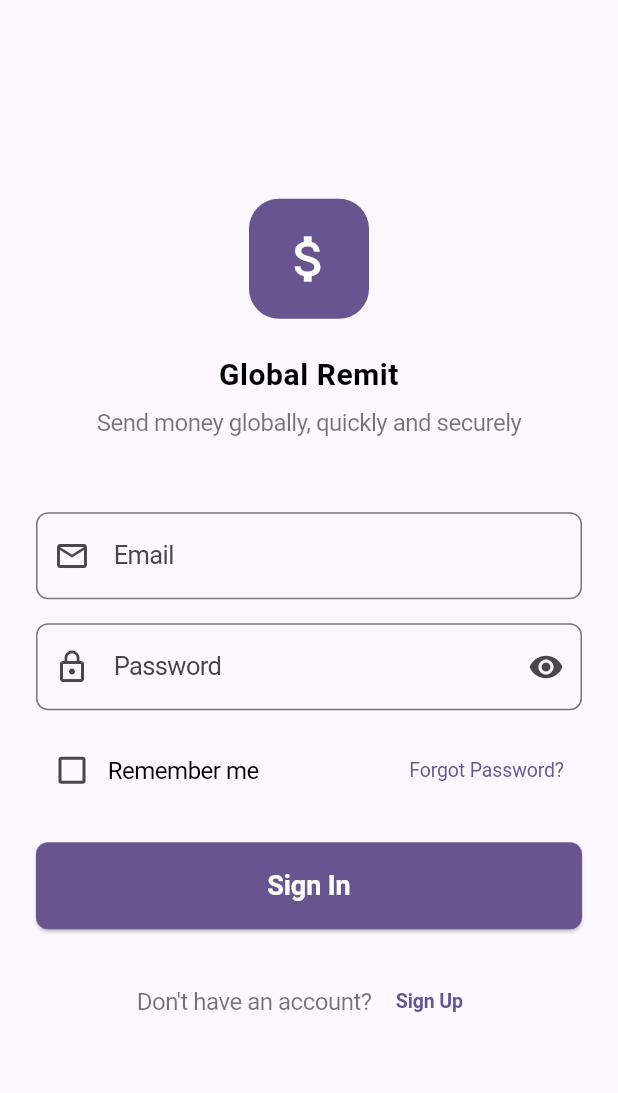
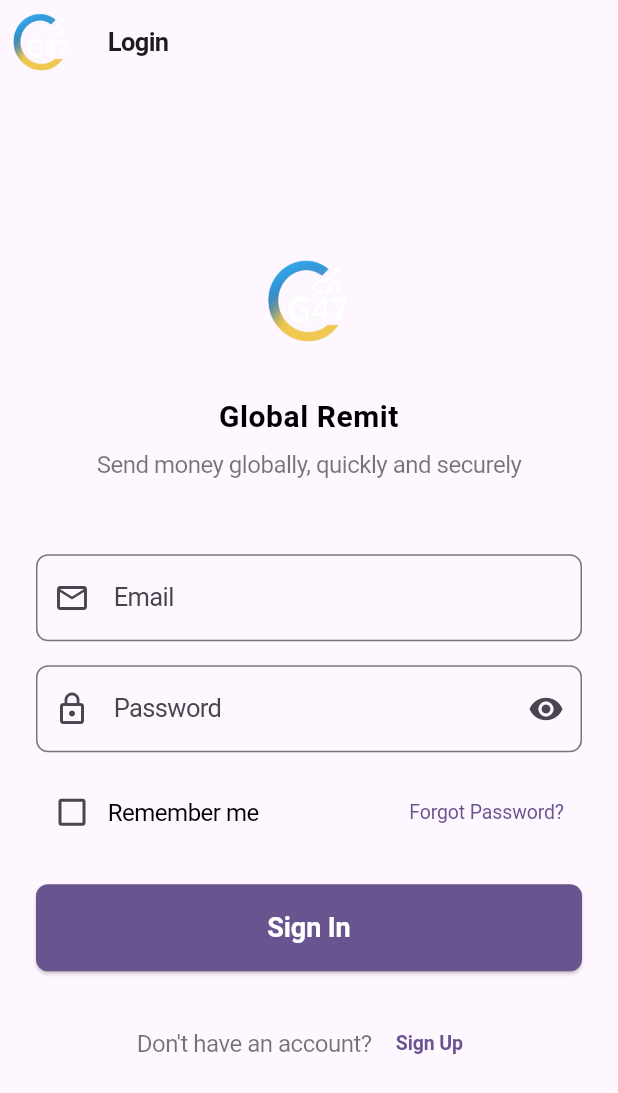
Before and after one commit to RonFahima1/flutterGlobalRemit, a Flutter app: the TabletNavigationWrapper screen opened directly, after a tap on the "logout" icon, on a phone screen of 412 x 824 dp. Shown: the top 1093 px of the screen. Run offline on Flutter 3.47's test engine with Material 3 defaults, Android fonts, the phone set to English and light mode, and no system bars; our stand-ins replace flutter_svg, image_picker, local_auth; accounts and stored records are empty; network calls fail.

```diff
--- a/lib/main.dart
+++ b/lib/main.dart
@@ -4,6 +4,7 @@ import 'package:provider/provider.dart';
 import 'theme/typography.dart';
 import 'screens/auth/login_screen.dart';
 import 'screens/navigation_wrapper.dart';
+import 'screens/splash_screen.dart';
 import 'providers/auth_provider.dart';
 import 'providers/theme_provider.dart';
 
@@ -70,6 +71,7 @@ class MyApp extends StatelessWidget {
             themeMode: themeProvider.themeMode,
             home: const LoginScreen(),
             routes: {
+              '/': (context) => const SplashScreen(),
               '/login': (context) => const LoginScreen(),
               '/home': (context) => const NavigationWrapper(),
             },
--- a/lib/platforms/tablet/screens/navigation_wrapper.dart
+++ b/lib/platforms/tablet/screens/navigation_wrapper.dart
@@ -28,7 +28,21 @@ class _TabletNavigationWrapperState extends State<TabletNavigationWrapper> {
   ];
 
   Widget _getPage(int index) {
-    return BaseNavigationWrapper(pageTitle: _pageTitles[index]);
+    return BaseNavigationWrapper(
+      title: _pageTitles[index],
+      selectedIndex: index,
+      appBarLeading: Image.asset(
+        Theme.of(context).brightness == Brightness.dark
+          ? 'assets/images/logo-light.svg.png'
+          : 'assets/images/logo-dark.svg.png',
+        height: 24,
+      ),
+      onTabSelected: (newIndex) {
+        setState(() {
+          _selectedIndex = newIndex;
+        });
+      },
+    );
   }
 
   @override
--- a/lib/screens/auth/login_screen.dart
+++ b/lib/screens/auth/login_screen.dart
@@ -5,6 +5,7 @@ import '../../providers/auth_provider.dart';
 import '../../utils/platform_utils.dart';
 import '../../theme/theme_constants.dart';
 import '../../theme/colors.dart';
+import '../base_navigation_wrapper.dart';
 
 class LoginScreen extends StatefulWidget {
   const LoginScreen({super.key});
@@ -104,9 +105,17 @@ class _LoginScreenState extends State<LoginScreen> {
     final isWeb = PlatformUtils.isWeb;
     final maxWidth = isTablet || isWeb ? 450.0 : size.width;
 
-    return Scaffold(
-      backgroundColor: theme.scaffoldBackgroundColor,
-      body: SafeArea(
+    return BaseNavigationWrapper(
+      title: 'Login',
+      appBarLeading: Image.asset(
+        Theme.of(context).brightness == Brightness.dark
+          ? 'assets/images/logo-light.svg.png'
+          : 'assets/images/logo-dark.svg.png',
+        height: 24,
+      ),
+      child: Scaffold(
+        backgroundColor: theme.scaffoldBackgroundColor,
+        body: SafeArea(
         child: Center(
           child: SingleChildScrollView(
             padding: const EdgeInsets.all(24.0),
@@ -121,18 +130,12 @@ class _LoginScreenState extends State<LoginScreen> {
                   // Logo and App Name
                   Column(
                     children: [
-                      Container(
+                      Image.asset(
+                        Theme.of(context).brightness == Brightness.dark
+                          ? 'assets/images/logo-light.svg.png'
+                          : 'assets/images/logo-dark.svg.png',
+                        height: 80,
                         width: 80,
-                        height: 80,
-                        decoration: BoxDecoration(
-                          color: theme.colorScheme.primary,
-                          borderRadius: BorderRadius.circular(20),
-                        ),
-                        child: const Icon(
-                          Icons.attach_money,
-                          color: Colors.white,
-                          size: 40,
-                        ),
                       ),
                       const SizedBox(height: 24),
                       Text(
--- a/lib/screens/base_navigation_wrapper.dart
+++ b/lib/screens/base_navigation_wrapper.dart
@@ -1,21 +1,35 @@
 import 'package:flutter/material.dart';
 
 class BaseNavigationWrapper extends StatelessWidget {
-  final String pageTitle;
+  final String title;
+  final int selectedIndex;
+  final Widget? appBarLeading;
+  final ValueChanged<int>? onTabSelected;
+  final Widget? child;
 
   const BaseNavigationWrapper({
     super.key,
-    this.pageTitle = 'Dashboard',
+    this.title = 'Dashboard',
+    this.selectedIndex = 0,
+    this.appBarLeading,
+    this.onTabSelected,
+    this.child,
   });
 
   @override
   Widget build(BuildContext context) {
-    return Builder(
+    return Scaffold(
+      appBar: AppBar(
+        leading: appBarLeading,
+        title: Text(title),
+        elevation: 0,
+      ),
+      body: child ?? Builder(
         builder: (context) {
-        // Render different content based on the page title
-        switch (pageTitle) {
+          // Render different content based on the title
+          switch (title) {
+            case 'Home':
             case 'Dashboard':
-          case 'Home':
               return _buildDashboard(context);
             case 'Transfers':
               return _buildTransfers(context);
@@ -27,6 +41,7 @@ class BaseNavigationWrapper extends StatelessWidget {
               return _buildDashboard(context);
           }
         },
+      ),
     );
   }
 
```
Also changed, not shown: lib/platforms/ios/screens/navigation_wrapper.dart (+16 -25 lines), lib/screens/splash_screen.dart (added, +26 -0 lines), pubspec.yaml (+3 -5 lines), assets/images/logo-dark.svg.png (added), assets/images/logo-light.svg.png (added). Lines whose indentation alone changed are shown as unchanged.
